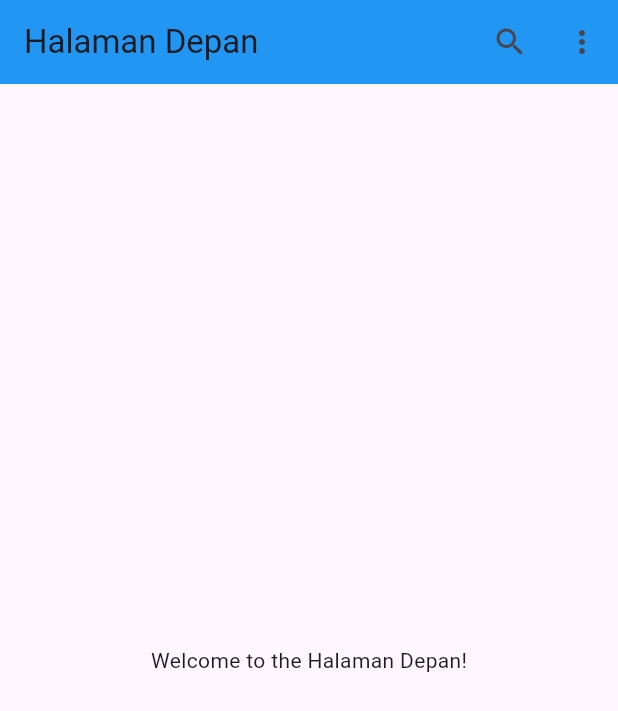
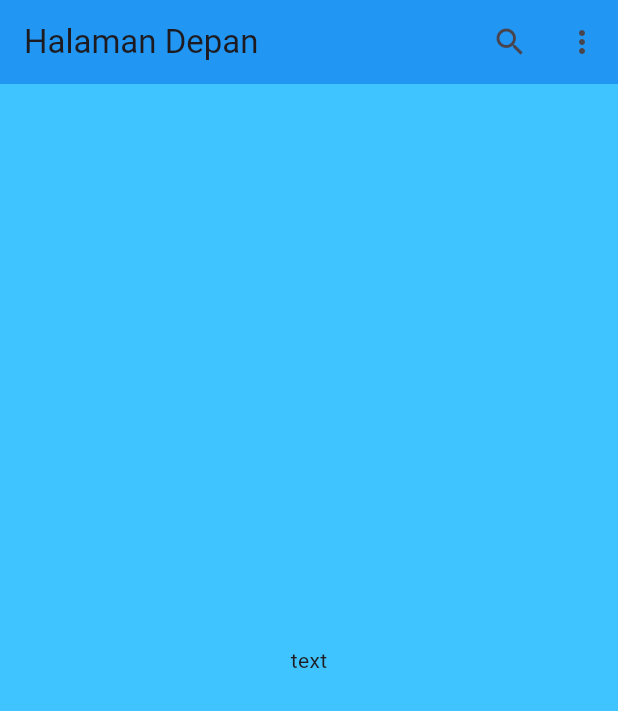
Before and after one commit to Hartamatamatama/tugas_week_5_1123150117, a Flutter app: the screen it shows after launch, on a phone screen of 412 x 824 dp. Shown: the top 711 px of the screen. Run offline on Flutter 3.47's test engine with Material 3 defaults, Android fonts, the phone set to English and light mode, and no system bars.

Commit message:
Buat container

```diff
--- a/lib/main.dart
+++ b/lib/main.dart
@@ -46,7 +46,11 @@ class Halaman extends StatelessWidget {
           ),
         ],
       ),
-      body: const Center(child: Text('Welcome to the Halaman Depan!')),
+      body: Container(
+        color: Colors.lightBlueAccent,
+        alignment: Alignment.center,
+        child: Text("text"),
+      ),
     );
   }
 }
```
Also changed, not shown: flutter_01.png (added), flutter_02.png (added).
